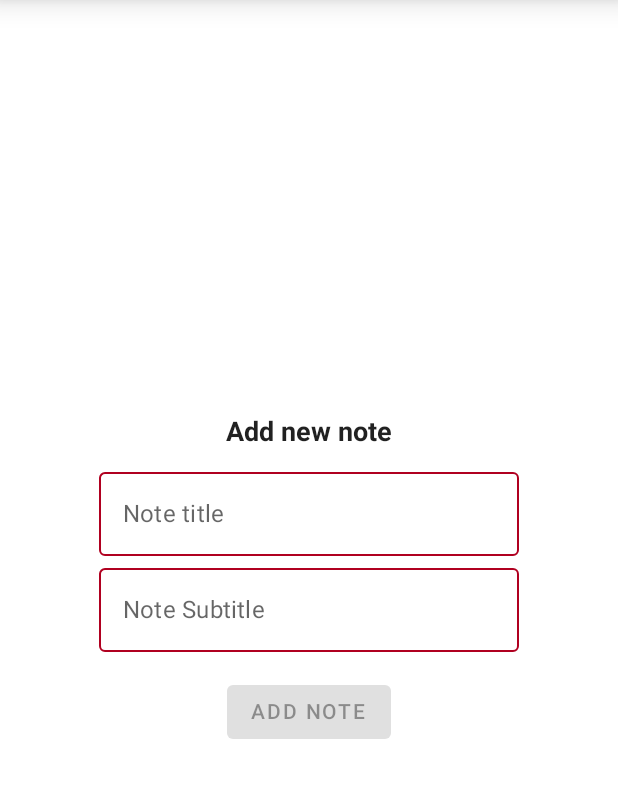
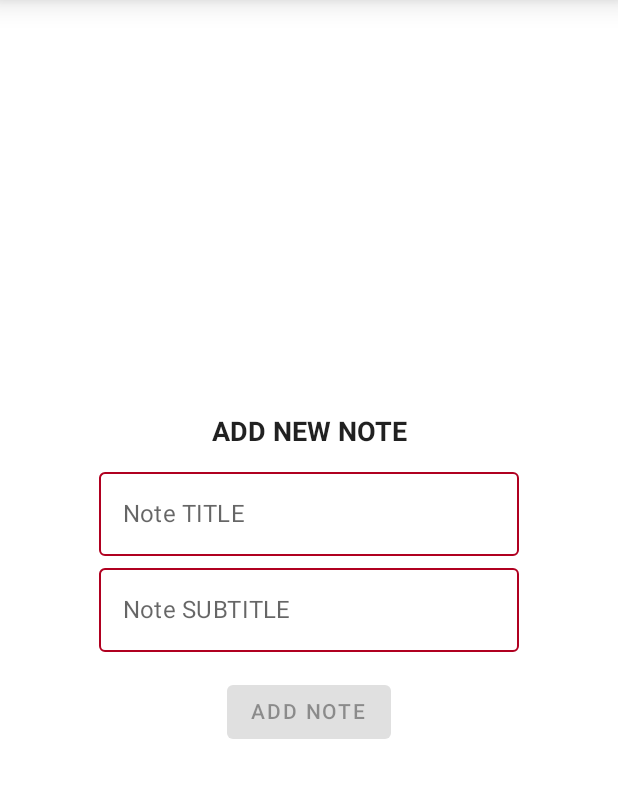
Before and after one commit to alphanication/Compnote, an Android app built with Jetpack Compose: the add_screen screen opened through its navigation route, on a phone screen of 412 x 824 dp, the part 84-882 px from its top. Run offline under Robolectric (Android 15) with nearby library versions, the phone set to English and light mode, and no system bars.

Commit message:
moving string constants to a Constants-file

```diff
--- a/app/src/main/java/com/example/compnote/models/Note.kt
+++ b/app/src/main/java/com/example/compnote/models/Note.kt
@@ -3,8 +3,9 @@ package com.example.compnote.models
 import androidx.room.ColumnInfo
 import androidx.room.Entity
 import androidx.room.PrimaryKey
+import com.example.compnote.util.Constants.Keys.NOTES_TABLE
 
-@Entity(tableName = "notes_table")
+@Entity(tableName = NOTES_TABLE)
 data class Note(
     @PrimaryKey(autoGenerate = true)
     val id: Int = 0,
--- a/app/src/main/java/com/example/compnote/screens/AddScreen.kt
+++ b/app/src/main/java/com/example/compnote/screens/AddScreen.kt
@@ -18,6 +18,8 @@ import androidx.navigation.NavController
 import com.example.compnote.MainViewModel
 import com.example.compnote.models.Note
 import com.example.compnote.navigation.NavRoute
+import com.example.compnote.util.Constants
+import com.example.compnote.util.Constants.Keys.ADD_NOTE
 
 @Composable
 fun AddScreen(navController: NavController, viewModel: MainViewModel) {
@@ -33,7 +35,7 @@ fun AddScreen(navController: NavController, viewModel: MainViewModel) {
             verticalArrangement = Arrangement.Center
         ) {
             Text(
-                text = "Add new note",
+                text = Constants.Keys.ADD_NEW_NOTE,
                 fontSize = 18.sp,
                 fontWeight = FontWeight.Bold,
                 modifier = Modifier.padding(8.dp)
@@ -44,7 +46,7 @@ fun AddScreen(navController: NavController, viewModel: MainViewModel) {
                     title = it
                     isButtonEnabled = title.isNotEmpty() && subtitle.isNotEmpty()
                 },
-                label = { Text(text = "Note title") },
+                label = { Text(text = Constants.Keys.NOTE_TITLE) },
                 isError = title.isEmpty()
             )
             OutlinedTextField(
@@ -53,7 +55,7 @@ fun AddScreen(navController: NavController, viewModel: MainViewModel) {
                     subtitle = it
                     isButtonEnabled = title.isNotEmpty() && subtitle.isNotEmpty()
                 },
-                label = { Text(text = "Note Subtitle") },
+                label = { Text(text = Constants.Keys.NOTE_SUBTITLE) },
                 isError = subtitle.isEmpty()
             )
             Button(
@@ -65,7 +67,7 @@ fun AddScreen(navController: NavController, viewModel: MainViewModel) {
                     }
                 }
             ) {
-                Text(text = "ADD NOTE")
+                Text(text = ADD_NOTE)
             }
         }
     }
--- a/app/src/main/java/com/example/compnote/screens/NoteScreen.kt
+++ b/app/src/main/java/com/example/compnote/screens/NoteScreen.kt
@@ -15,6 +15,7 @@ import androidx.compose.ui.unit.dp
 import androidx.compose.ui.unit.sp
 import androidx.navigation.NavController
 import com.example.compnote.MainViewModel
+import com.example.compnote.util.Constants
 
 @Composable
 fun NoteScreen(navController: NavController, viewModel: MainViewModel) {
@@ -36,13 +37,13 @@ fun NoteScreen(navController: NavController, viewModel: MainViewModel) {
                     horizontalAlignment = Alignment.CenterHorizontally
                 ) {
                     Text(
-                        text = "Title",
+                        text = Constants.Keys.TITLE,
                         fontSize = 32.sp,
                         fontWeight = FontWeight.Bold,
                         modifier = Modifier.padding(top = 16.dp)
                     )
                     Text(
-                        text = "Subtitle",
+                        text = Constants.Keys.SUBTITLE,
                         fontSize = 18.sp,
                         fontWeight = FontWeight.Light,
                         modifier = Modifier.padding(top = 8.dp)
```
Also changed, not shown: app/src/main/java/com/example/compnote/database/room/AppRoomDatabase.kt (+8 -4 lines), app/src/main/java/com/example/compnote/navigation/CompnoteNavHost.kt (+5 -4 lines), app/src/main/java/com/example/compnote/screens/StartScreen.kt (+4 -3 lines), app/src/main/java/com/example/compnote/util/Constants.kt (+23 -0 lines).
